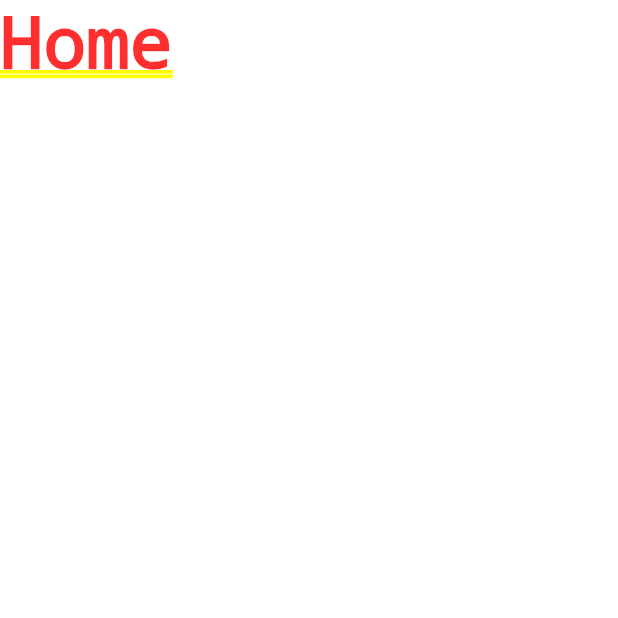
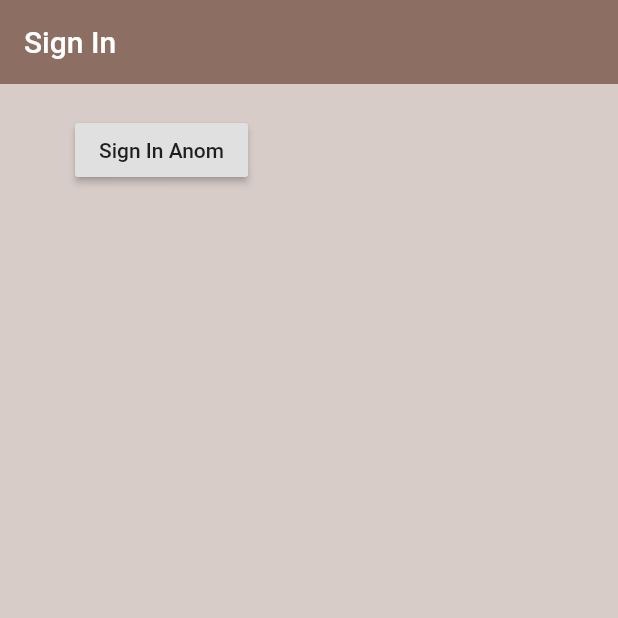
Before and after one commit to DCbrown/flutter_ems, a Flutter app: the screen it shows after launch, on a phone screen of 412 x 824 dp, the top half of it. Run offline on Flutter 3.47's test engine with Material 2 defaults, Android fonts, the phone set to English and light mode, and no system bars; our stand-ins replace firebase_auth; accounts and stored records are empty.

Commit message:
Add anom user auth

```diff
--- a/lib/main.dart
+++ b/lib/main.dart
@@ -1,5 +1,8 @@
 import 'package:flutter/material.dart';
 import 'package:flutter_ems/screens/wrapper.dart';
+import 'package:flutter_ems/services/auth.dart';
+import 'package:provider/provider.dart';
+import 'models/user.dart';
 
 void main() {
   runApp(MyApp());
@@ -9,8 +12,11 @@ class MyApp extends StatelessWidget {
   // This widget is the root of your application.
   @override
   Widget build(BuildContext context) {
-    return MaterialApp(
-      home: Wrapper(),
+    return StreamProvider<User>.value(
+      value: AuthService().user,
+      child: MaterialApp(
+        home: Wrapper(),
+      ),
     );
   }
 }
--- /dev/null
+++ b/lib/models/user.dart
@@ -0,0 +1,5 @@
+class User {
+  final String uid;
+
+  User({this.uid});
+}
--- a/lib/screens/authenticate/authenticate.dart
+++ b/lib/screens/authenticate/authenticate.dart
@@ -1,4 +1,5 @@
 import 'package:flutter/material.dart';
+import 'package:flutter_ems/screens/authenticate/sign_in.dart';
 
 class Authenticate extends StatefulWidget {
   Authenticate({Key key}) : super(key: key);
@@ -11,7 +12,7 @@ class _AuthenticateState extends State<Authenticate> {
   @override
   Widget build(BuildContext context) {
     return Container(
-       child: Text('authinticate'),
+      child: SignIn(),
     );
   }
 }
--- /dev/null
+++ b/lib/screens/authenticate/sign_in.dart
@@ -0,0 +1,37 @@
+import 'package:flutter/material.dart';
+import 'package:flutter_ems/services/auth.dart';
+
+class SignIn extends StatefulWidget {
+  @override
+  _SignInState createState() => _SignInState();
+}
+
+class _SignInState extends State<SignIn> {
+  final AuthService _auth = AuthService();
+
+  @override
+  Widget build(BuildContext context) {
+    return Scaffold(
+        backgroundColor: Colors.brown[100],
+        appBar: AppBar(
+          backgroundColor: Colors.brown[400],
+          elevation: 0.0,
+          title: Text('Sign In'),
+        ),
+        body: Container(
+          padding: EdgeInsets.symmetric(vertical: 20.0, horizontal: 50.0),
+          child: RaisedButton(
+            child: Text('Sign In Anom'),
+            onPressed: () async {
+              dynamic result = await _auth.signInAnon();
+              if (result == null) {
+                print('cannot sign in');
+              } else {
+                print('signed in');
+                print(result.uid);
+              }
+            },
+          ),
+        ));
+  }
+}
--- a/lib/screens/wrapper.dart
+++ b/lib/screens/wrapper.dart
@@ -1,10 +1,17 @@
+import 'package:provider/provider.dart';
+
 import '../screens/home/home.dart';
 import 'package:flutter/material.dart';
 import '../screens/authenticate/authenticate.dart';
+import 'package:flutter_ems/models/user.dart';
 
 class Wrapper extends StatelessWidget {
   @override
   Widget build(BuildContext context) {
-    return Home();
+    final user = Provider.of<User>(context);
+    print(user);
+
+    // return either Home or Auth
+    return Authenticate();
   }
 }
--- a/lib/services/auth.dart
+++ b/lib/services/auth.dart
@@ -1,15 +1,25 @@
 import 'package:firebase_auth/firebase_auth.dart';
+import 'package:flutter_ems/models/user.dart';
 
 class AuthService {
   final FirebaseAuth _auth = FirebaseAuth.instance;
 
+  // create user obj based on firebase user
+  User _userFromFirebaseUser(FirebaseUser user) {
+    return user != null ? User(uid: user.uid) : null;
+  }
+
+  // auth change user stream
+  Stream<User> get user {
+    return _auth.onAuthStateChanged.map(_userFromFirebaseUser);
+  }
+
   // sign in anum
-
   Future signInAnon() async {
     try {
       AuthResult result = await _auth.signInAnonymously();
       FirebaseUser user = result.user;
-      return user;
+      return _userFromFirebaseUser(user);
     } catch (e) {
       print(e.toString());
       return null;
--- a/pubspec.yaml
+++ b/pubspec.yaml
@@ -30,6 +30,7 @@ dependencies:
   cupertino_icons: ^0.1.3
   firebase_auth: ^0.14.0+5
   cloud_firestore: ^0.12.9+4
+  provider: ^4.3.2
 
 dev_dependencies:
   flutter_test:
```
Also changed, not shown: pubspec.lock, 2 other files.
